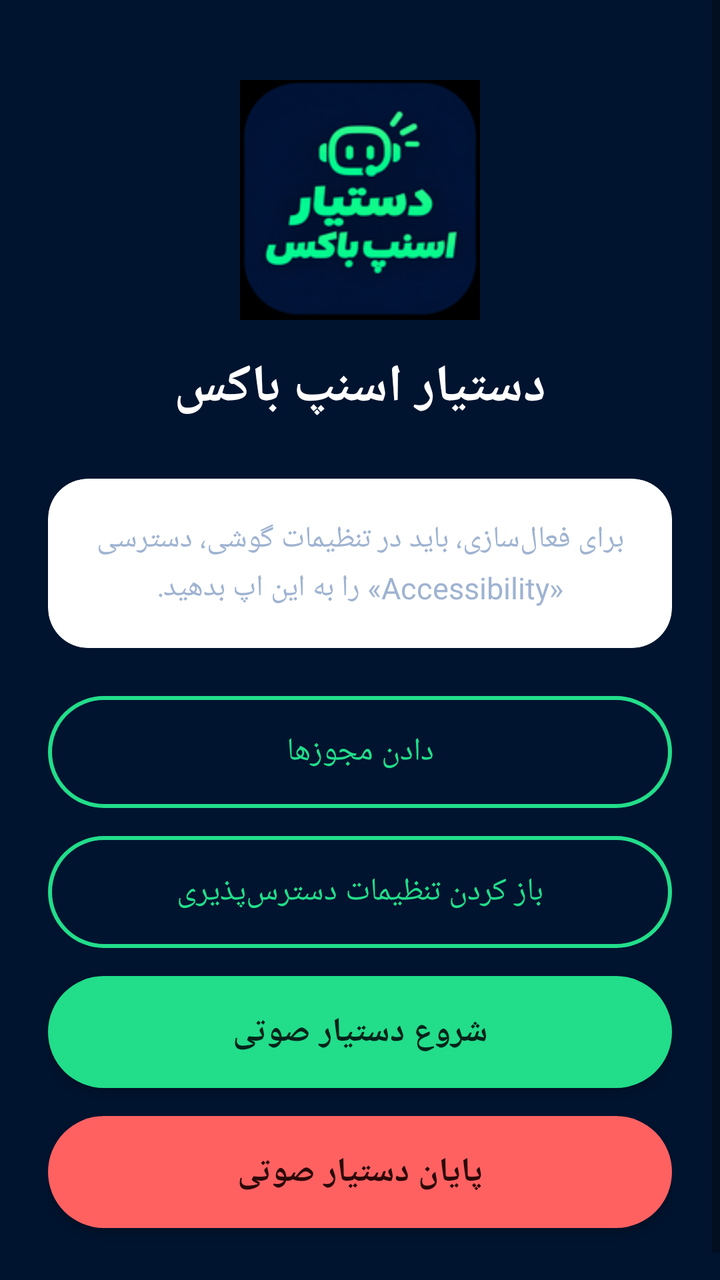
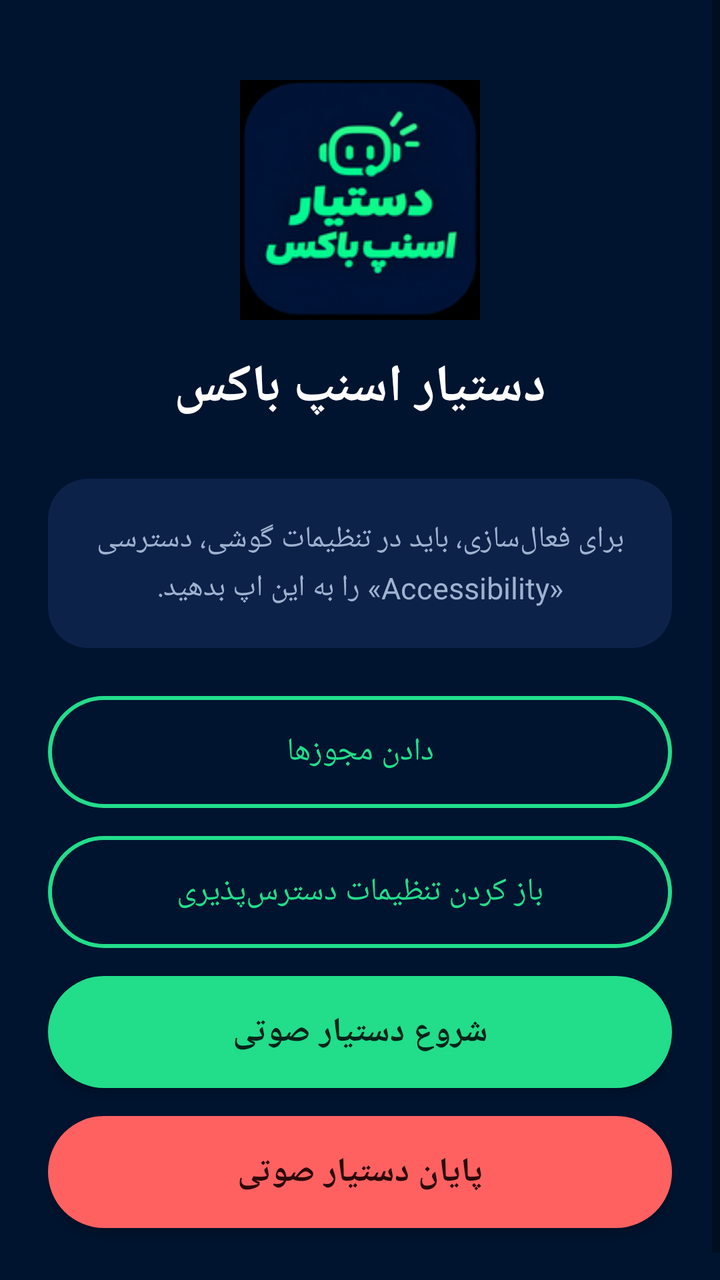

Compare the two renders of this Android layout. The source of the first and the diff that turns it into the second are given below.
<!-- AndroidManifest.xml: application theme Theme.AppCompat.DayNight -->
<!-- res/layout/activity_main.xml -->
<?xml version="1.0" encoding="utf-8"?>
<ScrollView xmlns:android="http://schemas.android.com/apk/res/android"
    xmlns:app="http://schemas.android.com/apk/res-auto"
    android:layout_width="match_parent"
    android:layout_height="match_parent"
    android:background="@color/navy_background">

    <LinearLayout
        android:layout_width="match_parent"
        android:layout_height="wrap_content"
        android:orientation="vertical"
        android:gravity="center_horizontal"
        android:padding="24dp">

        <ImageView
            android:layout_width="120dp"
            android:layout_height="120dp"
            android:layout_marginTop="16dp"
            android:src="@mipmap/ic_launcher"
            android:contentDescription="@string/app_name" />

        <TextView
            android:layout_width="wrap_content"
            android:layout_height="wrap_content"
            android:layout_marginTop="16dp"
            android:text="@string/app_name"
            android:textColor="@color/text_primary"
            android:textSize="26sp"
            android:textStyle="bold" />

        <androidx.cardview.widget.CardView
            android:layout_width="match_parent"
            android:layout_height="wrap_content"
            android:layout_marginTop="28dp"
            android:cardBackgroundColor="@color/navy_card"
            app:cardCornerRadius="20dp"
            app:cardElevation="0dp">

            <TextView
                android:id="@+id/statusText"
                android:layout_width="match_parent"
                android:layout_height="wrap_content"
                android:padding="20dp"
                android:gravity="center"
                android:textColor="@color/text_secondary"
                android:textSize="15sp"
                android:lineSpacingExtra="4dp"
                android:text="@string/permission_hint" />

        </androidx.cardview.widget.CardView>

        <Button
            android:id="@+id/btnPermissions"
            android:layout_width="match_parent"
            android:layout_height="56dp"
            android:layout_marginTop="24dp"
            android:background="@drawable/bg_button_outline"
            android:textColor="@color/accent_green"
            android:textSize="16sp"
            android:textAllCaps="false"
            android:elevation="0dp"
            android:text="@string/btn_permissions" />

        <Button
            android:id="@+id/btnOpenAccessibility"
            android:layout_width="match_parent"
            android:layout_height="56dp"
            android:layout_marginTop="14dp"
            android:background="@drawable/bg_button_outline"
            android:textColor="@color/accent_green"
            android:textSize="16sp"
            android:textAllCaps="false"
            android:elevation="0dp"
            android:text="@string/btn_open_accessibility" />

        <Button
            android:id="@+id/btnStart"
            android:layout_width="match_parent"
            android:layout_height="56dp"
            android:layout_marginTop="14dp"
            android:background="@drawable/bg_button_green"
            android:textColor="#04231A"
            android:textSize="17sp"
            android:textStyle="bold"
            android:textAllCaps="false"
            android:elevation="0dp"
            android:text="@string/start_button" />

        <Button
            android:id="@+id/btnStop"
            android:layout_width="match_parent"
            android:layout_height="56dp"
            android:layout_marginTop="14dp"
            android:layout_marginBottom="16dp"
            android:background="@drawable/bg_button_red"
            android:textColor="#2B0808"
            android:textSize="17sp"
            android:textStyle="bold"
            android:textAllCaps="false"
            android:elevation="0dp"
            android:text="@string/stop_button" />

    </LinearLayout>
</ScrollView>
<!-- resources referenced by this layout -->
<resources>
  <color name="accent_green">#22DD8A</color>
  <color name="navy_background">#00142F</color>
  <color name="navy_card">#0D2249</color>
  <color name="text_primary">#FFFFFF</color>
  <color name="text_secondary">#9FB3D1</color>
  <!-- drawable bg_button_green (drawable) -->
  <?xml version="1.0" encoding="utf-8"?>
  <shape xmlns:android="http://schemas.android.com/apk/res/android" android:shape="rectangle">
      <solid android:color="@color/accent_green" />
      <corners android:radius="30dp" />
  </shape>
  <!-- drawable bg_button_outline (drawable) -->
  <?xml version="1.0" encoding="utf-8"?>
  <shape xmlns:android="http://schemas.android.com/apk/res/android" android:shape="rectangle">
      <solid android:color="@android:color/transparent" />
      <stroke android:width="2dp" android:color="@color/accent_green" />
      <corners android:radius="30dp" />
  </shape>
  <!-- drawable bg_button_red (drawable) -->
  <?xml version="1.0" encoding="utf-8"?>
  <shape xmlns:android="http://schemas.android.com/apk/res/android" android:shape="rectangle">
      <solid android:color="@color/accent_red" />
      <corners android:radius="30dp" />
  </shape>
  <!-- mipmap ic_launcher: png bitmap (mipmap-hdpi, 7253 bytes) -->
  <string name="app_name">دستیار اسنپ باکس</string>
  <string name="btn_open_accessibility">باز کردن تنظیمات دسترس‌پذیری</string>
  <string name="btn_permissions">دادن مجوزها</string>
  <string name="permission_hint">برای فعال‌سازی، باید در تنظیمات گوشی، دسترسی «Accessibility» را به این اپ بدهید.</string>
  <string name="start_button">شروع دستیار صوتی</string>
  <string name="stop_button">پایان دستیار صوتی</string>
  <color name="accent_red">#FF6161</color>
</resources>

<!-- the commit's change to res/layout/activity_main.xml (unified diff, before → after) -->
@@ -32,7 +32,7 @@
             android:layout_width="match_parent"
             android:layout_height="wrap_content"
             android:layout_marginTop="28dp"
-            android:cardBackgroundColor="@color/navy_card"
+            app:cardBackgroundColor="@color/navy_card"
             app:cardCornerRadius="20dp"
             app:cardElevation="0dp">
 
